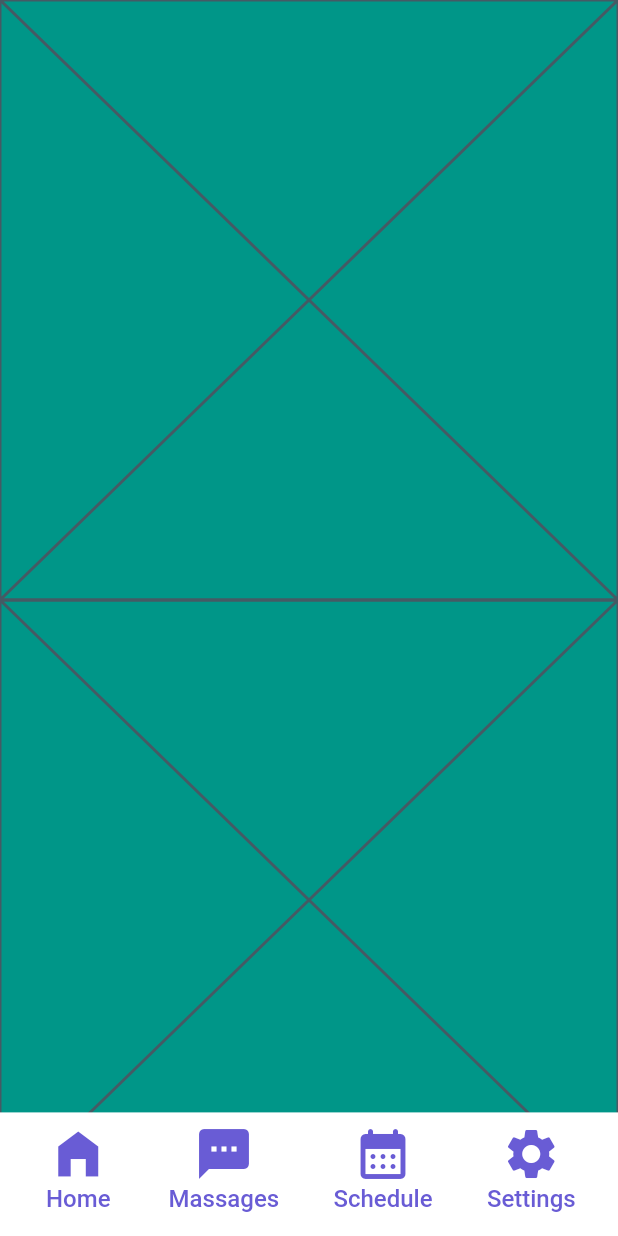
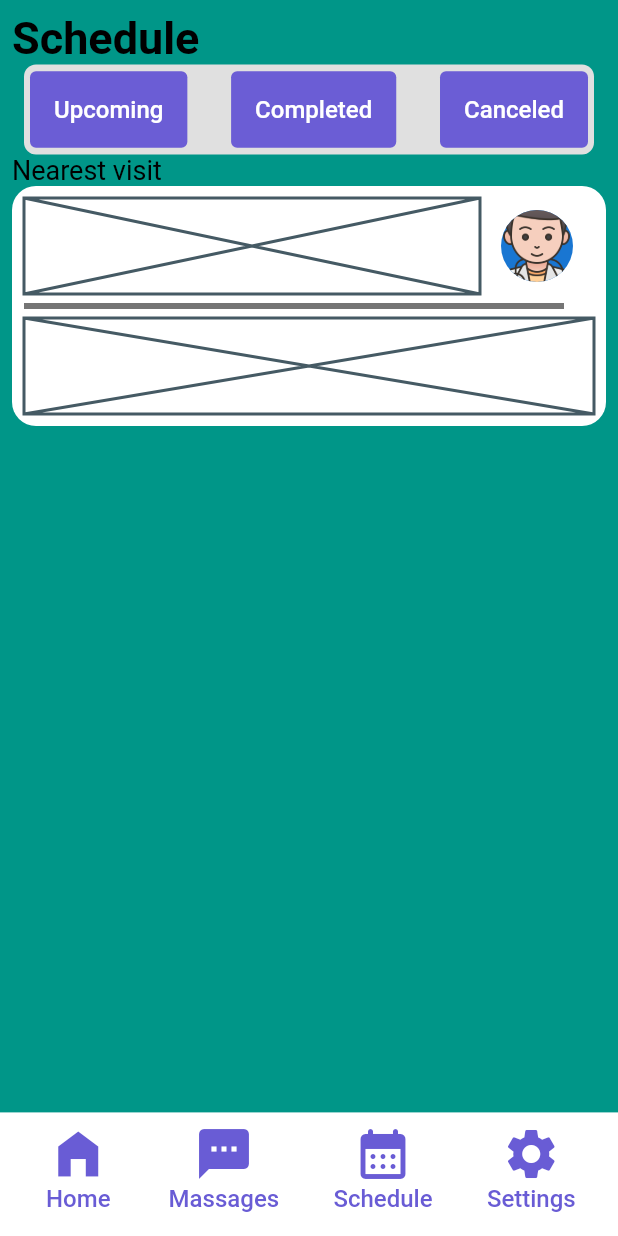
Before and after one commit to marufrobin/medical_app, a Flutter app: the screen it shows after launch, on a phone screen of 412 x 824 dp. Run offline on Flutter 3.47's test engine with Material 2 defaults, Android fonts, the phone set to English and light mode, and no system bars.

Commit message:
images added.

```diff
--- a/lib/home_page.dart
+++ b/lib/home_page.dart
@@ -1,16 +1,110 @@
 import 'package:flutter/material.dart';
+import 'package:medical_app/model/model_data.dart';
 
 class HomePage extends StatelessWidget {
-  const HomePage({Key? key}) : super(key: key);
+  HomePage({Key? key}) : super(key: key);
+  var ListUserData = ModelData.doctorData();
 
   @override
   Widget build(BuildContext context) {
-    return Column(
-      children: [
-        Placeholder(),
-        Placeholder(),
-        Placeholder(),
-      ],
+    return Padding(
+      padding: const EdgeInsets.all(8.0),
+      child: Column(
+        crossAxisAlignment: CrossAxisAlignment.start,
+        children: [
+          Text(
+            "Schedule",
+            style: TextStyle(
+                fontSize: 30, color: Colors.black, fontWeight: FontWeight.w600),
+          ),
+          Container(
+            margin: EdgeInsets.symmetric(horizontal: 8),
+            padding: EdgeInsets.all(4),
+            width: double.infinity,
+            height: 60,
+            decoration: BoxDecoration(
+                color: Colors.grey.shade300,
+                borderRadius: BorderRadius.circular(8)),
+            child: Row(
+              children: [
+                TextButton(
+                    style: ButtonStyle(
+                        backgroundColor:
+                            MaterialStateProperty.all(Color(0xff6B5DD5)),
+                        padding: MaterialStateProperty.all(EdgeInsets.all(16))),
+                    onPressed: () {},
+                    child: Container(
+                      child: Text(
+                        "Upcoming",
+                        style: TextStyle(fontSize: 16, color: Colors.white),
+                      ),
+                    )),
+                Spacer(),
+                TextButton(
+                    style: ButtonStyle(
+                        backgroundColor:
+                            MaterialStateProperty.all(Color(0xff6B5DD5)),
+                        padding: MaterialStateProperty.all(EdgeInsets.all(16))),
+                    onPressed: () {},
+                    child: Container(
+                      child: Text(
+                        "Completed",
+                        style: TextStyle(fontSize: 16, color: Colors.white),
+                      ),
+                    )),
+                Spacer(),
+                TextButton(
+                    style: ButtonStyle(
+                        backgroundColor:
+                            MaterialStateProperty.all(Color(0xff6B5DD5)),
+                        padding: MaterialStateProperty.all(EdgeInsets.all(16))),
+                    onPressed: () {},
+                    child: Container(
+                      child: Text(
+                        "Canceled",
+                        style: TextStyle(fontSize: 16, color: Colors.white),
+                      ),
+                    ))
+              ],
+            ),
+          ),
+          Text(
+            "Nearest visit",
+            style: TextStyle(
+              fontSize: 18,
+              color: Colors.black,
+              fontWeight: FontWeight.w400,
+            ),
+          ),
+          Container(
+            padding: EdgeInsets.all(8),
+            width: double.infinity,
+            height: 160,
+            decoration: BoxDecoration(
+                color: Colors.white, borderRadius: BorderRadius.circular(16)),
+            child: Column(children: [
+              Expanded(
+                  child: Row(
+                children: [
+                  Expanded(flex: 4, child: Placeholder()),
+                  Expanded(
+                      child: CircleAvatar(
+                          backgroundImage:AssetImage("${ListUserData[0].doctorImage}"),radius: 24,
+                ],
+              )),
+              Divider(
+                thickness: 4,
+                endIndent: 20,
+                color: Colors.black54,
+              ),
+              Expanded(
+                // flex: 2,
+                child: Placeholder(),
+              )
+            ]),
+          )
+        ],
+      ),
     );
   }
 }
--- a/lib/main.dart
+++ b/lib/main.dart
@@ -13,7 +13,8 @@ class MyApp extends StatelessWidget {
   @override
   Widget build(BuildContext context) {
     return MaterialApp(
-      home: Scaffold(
+      home: SafeArea(
+        child: Scaffold(
           backgroundColor: Colors.teal,
           body: Container(
             height: double.infinity,
@@ -23,6 +24,7 @@ class MyApp extends StatelessWidget {
           // bottomSheet: BottomNavBar(),
           bottomNavigationBar: BottomNavBar(),
         ),
+      ),
     );
   }
 }
--- a/lib/model/model_data.dart
+++ b/lib/model/model_data.dart
@@ -8,9 +8,19 @@ class ModelData {
   ModelData(this.doctorName, this.doctorType, this.doctorImage,
       this.appointDate, this.appointTime);
 
-  List<ModelData> doctorData() {
+  static List<ModelData> doctorData() {
     return [
-      ModelData("Dr.Chris Fizer", "Prediatrician", "images/1", "12/11/2022",
+      ModelData("Dr.Chris Fizer", "Prediatrician", "images/1.png", "12/11/2022",
+          "10:30am"),
+      ModelData("Dr.Chris Fizer", "Prediatrician", "images/2.png", "12/11/2022",
+          "10:30am"),
+      ModelData("Dr.Chris Fizer", "Prediatrician", "images/3.png", "12/11/2022",
+          "10:30am"),
+      ModelData("Dr.Chris Fizer", "Prediatrician", "images/4.png", "12/11/2022",
+          "10:30am"),
+      ModelData("Dr.Chris Fizer", "Prediatrician", "images/5.png", "12/11/2022",
+          "10:30am"),
+      ModelData("Dr.Chris Fizer", "Prediatrician", "images/6.png", "12/11/2022",
           "10:30am"),
     ];
   }
```
Lines whose indentation alone changed are shown as unchanged.
